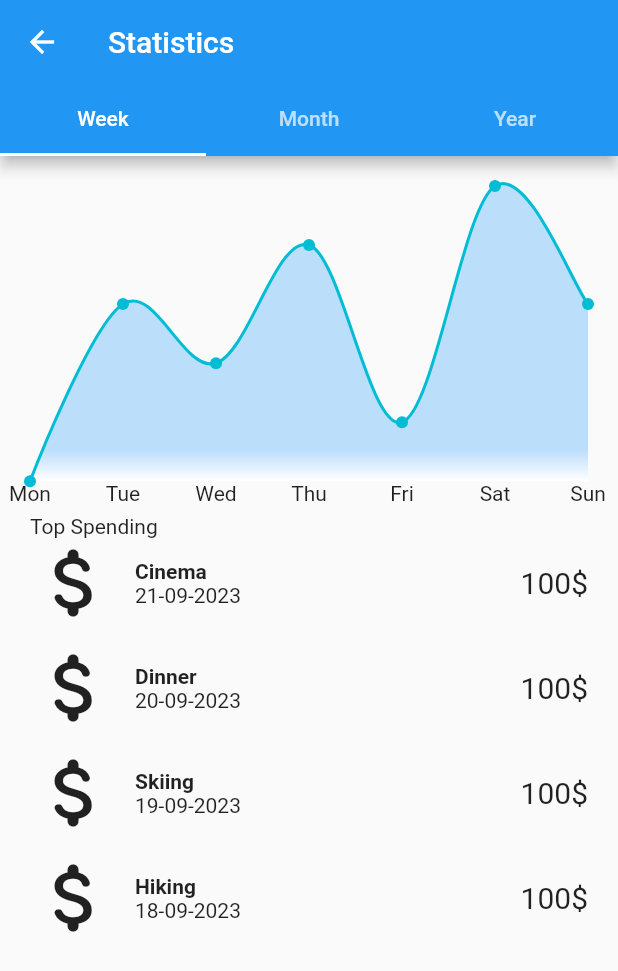
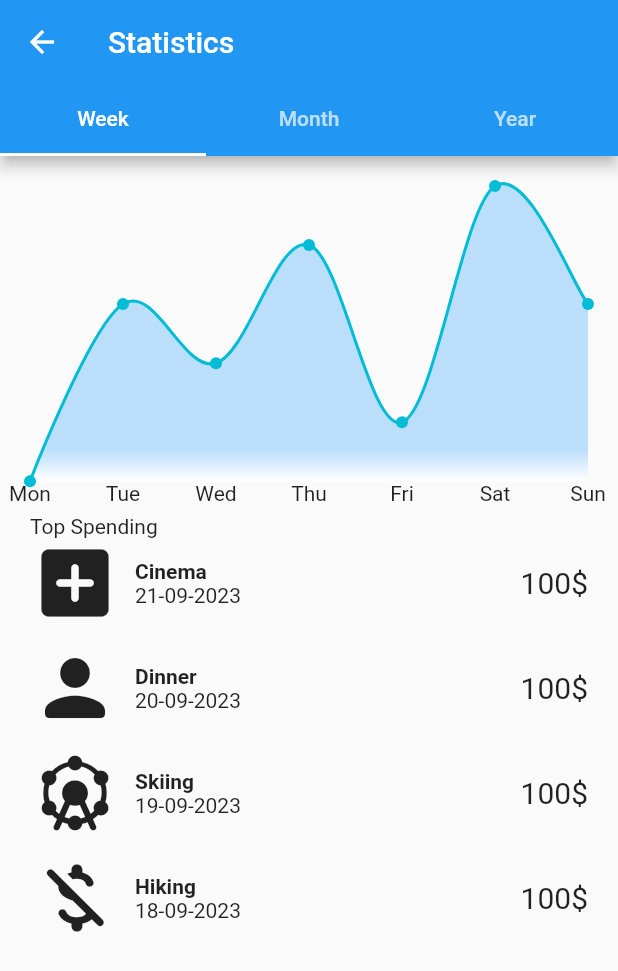
Before and after one commit to Erkebulan-Akhmediya/expense_tracker, a Flutter app: the Statistics screen opened directly, on a phone screen of 412 x 824 dp. Shown: the top 971 px of the screen. Run offline on Flutter 3.47's test engine with Material 2 defaults, Android fonts, the phone set to English and light mode, and no system bars; drawn by our look-alikes of fl_chart; our stand-ins replace cloud_firestore, firebase_auth, firebase_core, google_fonts; accounts and stored records are empty; network calls fail.

Commit message:
reading expenses from firestore

```diff
--- a/lib/controllers/auth.controller.dart
+++ b/lib/controllers/auth.controller.dart
@@ -35,6 +35,7 @@ class AuthController {
         username: username,
         email: email,
         password: password,
+        expenses: [],
       ),
     );
   }
--- a/lib/controllers/user.controller.dart
+++ b/lib/controllers/user.controller.dart
@@ -18,6 +18,7 @@ class UserController {
         username: snapshot['username'],
         email: snapshot['email'],
         password: snapshot['password'],
+        expenses: snapshot['expenses'],
       ),
     );
 
--- a/lib/models/user.model.dart
+++ b/lib/models/user.model.dart
@@ -3,20 +3,21 @@ class UserModel {
   final String username;
   final String email;
   final String password;
-  final List<String> expenses = [];
+  final List<dynamic> expenses;
 
   UserModel({
     required this.id,
     required this.username,
     required this.email,
     required this.password,
+    required this.expenses,
   });
 
   Map<String, dynamic> toMap() => {
     'username': username,
     'email': email,
     'password': password,
-    'expenses': [],
+    'expenses': expenses,
   };
 
   static UserModel fromMap(Map<String, dynamic> map) => UserModel(
@@ -24,5 +25,6 @@ class UserModel {
     username: map['username'],
     email: map['email'],
     password: map['password'],
+    expenses: map['expenses'],
   );
 }
--- a/lib/views/home/expense.dart
+++ b/lib/views/home/expense.dart
@@ -1,18 +1,32 @@
 import 'package:flutter/material.dart';
 
 class Expense extends StatefulWidget {
-  const Expense({
+  Expense({
     super.key,
-    required this.categoryIcon,
+    required this.category,
     required this.name,
     required this.date,
     required this.amount,
   });
 
-  final IconData categoryIcon;
+  final String category;
   final String name;
   final String date;
   final int amount;
+
+  Map<String, IconData> icons = {
+    'Uncategorized': Icons.attach_money_rounded,
+    'Housing': Icons.house_rounded,
+    'Transportation': Icons.emoji_transportation_rounded,
+    'Food': Icons.fastfood_rounded,
+    'Health and Medical': Icons.add_box_rounded,
+    'Personal Care': Icons.person_rounded,
+    'Entertainment': Icons.attractions_rounded,
+    'Debt Payments': Icons.money_off_csred_rounded,
+    'Education': Icons.menu_book,
+    'Clothing and Accessories': Icons.checkroom_rounded,
+    'Savings and Investments': Icons.savings_outlined,
+  };
 
   @override
   State<Expense> createState() => _ExpenseState();
@@ -31,7 +45,7 @@ class _ExpenseState extends State<Expense> {
                 Container(
                   padding: const EdgeInsets.only(right: 10),
                   child: Icon(
-                    widget.categoryIcon,
+                    widget.icons[widget.category],
                     size: 60,
                   ),
                 ),
--- a/lib/views/statistics.dart
+++ b/lib/views/statistics.dart
@@ -120,28 +120,28 @@ class Statistics extends StatelessWidget {
                       ),
                     ),
                     const Text('Top Spending'),
-                    const Column(
+                    Column(
                       children: <Widget>[
                         Expense(
-                          categoryIcon: Icons.attach_money_rounded,
+                          category: 'Health and Medical',
                           name: 'Cinema',
                           date: '21-09-2023',
                           amount: 100,
                         ),
                         Expense(
-                          categoryIcon: Icons.attach_money_rounded,
+                          category: 'Personal Care',
                           name: 'Dinner',
                           date: '20-09-2023',
                           amount: 100,
                         ),
                         Expense(
-                          categoryIcon: Icons.attach_money_rounded,
+                          category: 'Entertainment',
                           name: 'Skiing',
                           date: '19-09-2023',
                           amount: 100,
                         ),
                         Expense(
-                          categoryIcon: Icons.attach_money_rounded,
+                          category: 'Debt Payments',
                           name: 'Hiking',
                           date: '18-09-2023',
                           amount: 100,
```
Also changed, not shown: lib/controllers/expense.controller.dart (+14 -0 lines), lib/views/home/home.dart (+22 -24 lines).
